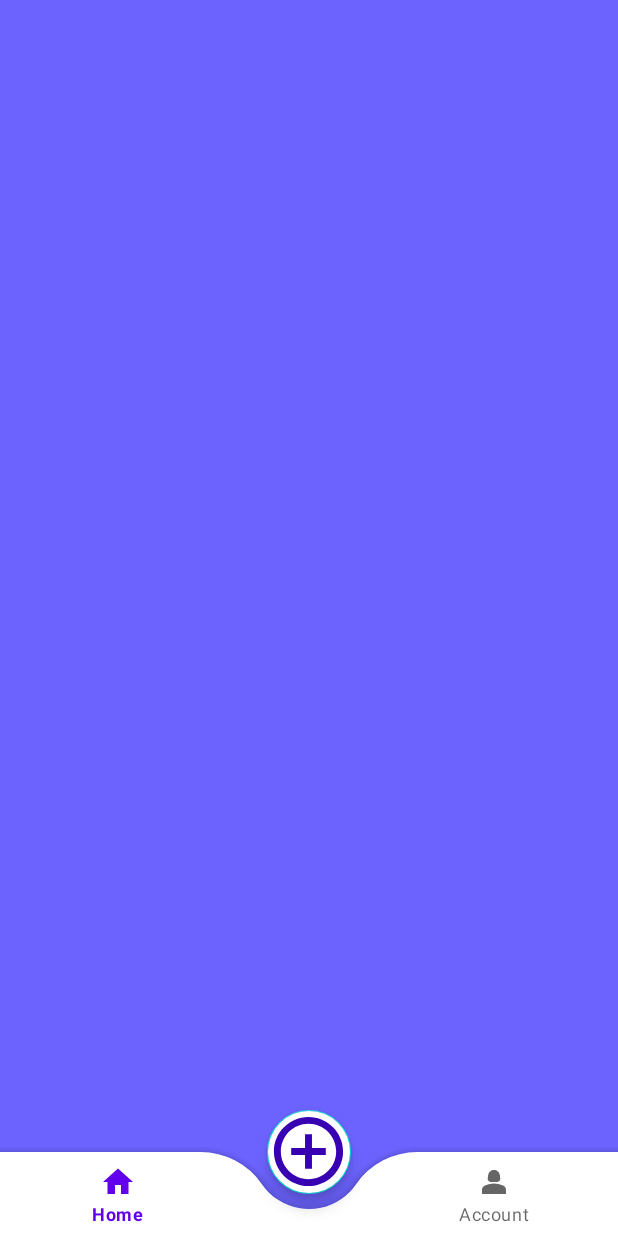
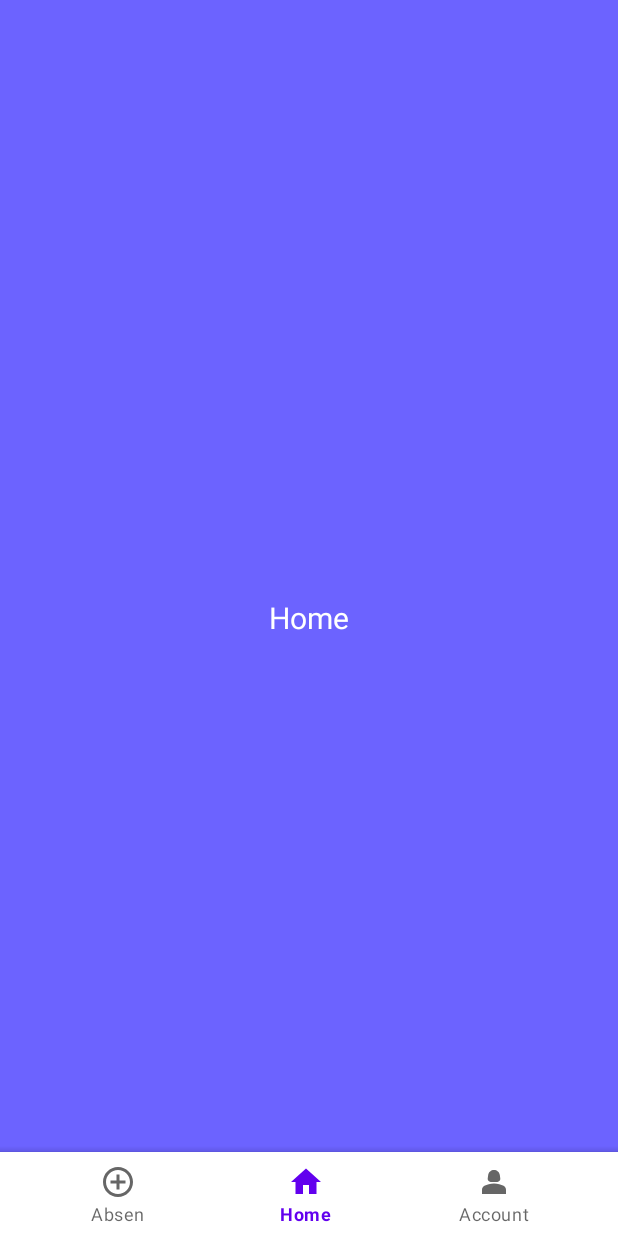
Before and after one commit to KuroiiDev/ngabsen_android, an Android app: the screen it shows after launch once a user with an empty profile is signed in (MainActivity), on a phone screen of 412 x 824 dp. Run offline under Robolectric (Android 15) with nearby library versions, the phone set to English and light mode, and no system bars; our stand-ins replace Firebase (no records; nobody signed in at launch, a user with empty details on screens opened directly).

Commit message:
fix error

```diff
--- a/app/src/main/java/com/example/ngab_sen/LoginActivity.java
+++ b/app/src/main/java/com/example/ngab_sen/LoginActivity.java
@@ -81,6 +81,7 @@ public class LoginActivity extends AppCompatActivity {
                         progressBar.setVisibility(View.GONE);
                         if (task.isSuccessful()) {
                             Toast.makeText(getApplicationContext(), "Login Success!", Toast.LENGTH_SHORT).show();
+
                             startActivity(new Intent(getApplicationContext(), MainActivity.class));
                             finish();
                         }else {
--- a/app/src/main/java/com/example/ngab_sen/MainActivity.java
+++ b/app/src/main/java/com/example/ngab_sen/MainActivity.java
@@ -6,34 +6,43 @@ import androidx.fragment.app.FragmentManager;
 import androidx.fragment.app.FragmentTransaction;
 
 import android.content.Intent;
+import android.nfc.Tag;
 import android.os.Bundle;
+import android.util.Log;
 import android.view.View;
 import android.widget.Button;
 import android.widget.TextView;
+import android.widget.Toast;
 
 import com.example.ngab_sen.databinding.ActivityMainBinding;
+import com.google.android.material.floatingactionbutton.FloatingActionButton;
 import com.google.firebase.auth.FirebaseAuth;
 import com.google.firebase.auth.FirebaseUser;
 
 public class MainActivity extends AppCompatActivity {
 
     ActivityMainBinding binding;
-    Button absenButton;
 
     @Override
     protected void onCreate(Bundle savedInstanceState) {
         super.onCreate(savedInstanceState);
         setContentView(R.layout.activity_main);
         getSupportActionBar().hide();
-        absenButton.findViewById(R.id.absButton);
+        replaceFragment(new HomeFragment());
+        Log.d("TESTING 1", "Halo!");
 
         binding = ActivityMainBinding.inflate(getLayoutInflater());
         setContentView(binding.getRoot());
         binding.bottomNavigationView.setBackground(null);
+        binding.bottomNavigationView.setSelectedItemId(R.id.home);
         binding.bottomNavigationView.setOnItemSelectedListener(item ->{
                 switch (item.getItemId()) {
                     case R.id.home:
                         replaceFragment(new HomeFragment());
+                        break;
+
+                    case R.id.absen:
+                        replaceFragment(new AbsenFragment());
                         break;
 
                     case R.id.account:
@@ -42,13 +51,6 @@ public class MainActivity extends AppCompatActivity {
                 }
                 return true;
         });
-        absenButton.setOnClickListener(new View.OnClickListener() {
-            @Override
-            public void onClick(View v) {
-                startActivity(new Intent(getApplicationContext(), MapActivity.class));
-                finish();
-            }
-        });
     }
     private void replaceFragment(Fragment fragment){
         FragmentManager fm = getSupportFragmentManager();
@@ -56,4 +58,7 @@ public class MainActivity extends AppCompatActivity {
         ft.replace(R.id.frame_layout, fragment);
         ft.commit();
     }
+    private void testButton(){
+        Log.d("TESTING 1", "Halo Lagi!");
+    }
 }
--- a/app/src/main/res/layout/activity_main.xml
+++ b/app/src/main/res/layout/activity_main.xml
@@ -29,19 +29,20 @@
             android:layout_marginEnd="20dp"
             app:labelVisibilityMode="labeled"
             android:background="@android:color/transparent"
-            app:menu="@menu/bottom_menu"/>
+            app:menu="@menu/bottom_menu" />
 
     </com.google.android.material.bottomappbar.BottomAppBar>
 
-    <com.google.android.material.floatingactionbutton.FloatingActionButton
+    <!-- <com.google.android.material.floatingactionbutton.FloatingActionButton
+           android:id="@+id/absButton"
+           android:onClick="testButton"
            android:layout_width="wrap_content"
            android:layout_height="wrap_content"
            android:backgroundTint="@color/white"
            android:src="@drawable/add_icon_light"
            app:layout_anchor="@id/bottomAppBar"
-        android:id="@+id/absButton"
            app:maxImageSize="55dp"
-        app:tint="@color/purple_700"/>
+         app:tint="@color/purple_700"/>-->
 
 
 
--- a/app/src/main/res/menu/bottom_menu.xml
+++ b/app/src/main/res/menu/bottom_menu.xml
@@ -1,13 +1,14 @@
 <?xml version="1.0" encoding="utf-8"?>
 <menu xmlns:android="http://schemas.android.com/apk/res/android">
+
+    <item
+        android:id="@+id/absen"
+        android:title="Absen"
+        android:icon="@drawable/add_icon_light"/>
     <item
         android:id="@+id/home"
         android:title="Home"
         android:icon="@drawable/home_icon_light" />
-
-    <item
-        android:title=""/>
-
     <item
         android:id="@+id/account"
         android:title="Account"
```
Also changed, not shown: app/src/main/java/com/example/ngab_sen/AbsenFragment.java (added, +19 -0 lines), app/src/main/java/com/example/ngab_sen/MapActivity.java (+13 -13 lines), app/src/main/res/layout/fragment_absen.xml (added, +17 -0 lines). Lines whose indentation alone changed are shown as unchanged.
